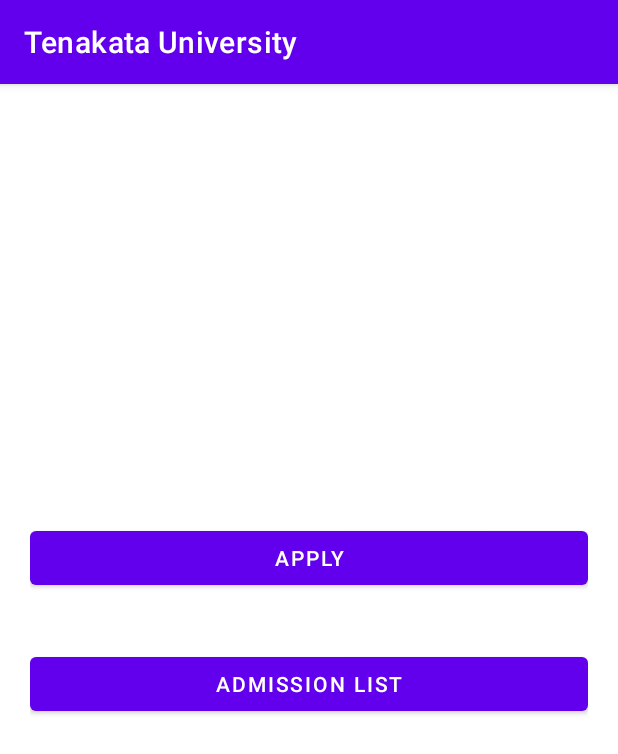
After one commit to Aleqi/TenakataUniversity, an Android app: the fragment Dashboard shown on its own in the app's theme, on a phone screen of 412 x 824 dp. The commit adds this screen. Shown: the top 754 px of the screen. Run offline under Robolectric (Android 15) with nearby library versions, the phone set to English and light mode, and no system bars; our stand-ins replace data binding.

Commit message:
Create the dashboard fragment

```diff
--- a/app/build.gradle
+++ b/app/build.gradle
@@ -32,6 +32,9 @@ dependencies {
     implementation 'androidx.appcompat:appcompat:1.2.0'
     implementation 'com.google.android.material:material:1.2.1'
     implementation 'androidx.constraintlayout:constraintlayout:2.0.4'
+    implementation 'androidx.legacy:legacy-support-v4:1.0.0'
+    implementation 'androidx.lifecycle:lifecycle-livedata-ktx:2.2.0'
+    implementation 'androidx.lifecycle:lifecycle-viewmodel-ktx:2.2.0'
     testImplementation 'junit:junit:4.+'
     androidTestImplementation 'androidx.test.ext:junit:1.1.2'
     androidTestImplementation 'androidx.test.espresso:espresso-core:3.3.0'
--- /dev/null
+++ b/app/src/main/java/com/tenakatauniversity/Dashboard.java
@@ -0,0 +1,25 @@
+package com.tenakatauniversity;
+
+import androidx.lifecycle.ViewModelProvider;
+
+import android.os.Bundle;
+
+import androidx.annotation.NonNull;
+import androidx.annotation.Nullable;
+import androidx.fragment.app.Fragment;
+
+import android.view.LayoutInflater;
+import android.view.View;
+import android.view.ViewGroup;
+
+public class Dashboard extends Fragment {
+
+    private DashboardViewModel mViewModel;
+
+    @Override
+    public View onCreateView(@NonNull LayoutInflater inflater, @Nullable ViewGroup container,
+                             @Nullable Bundle savedInstanceState) {
+        return inflater.inflate(R.layout.dashboard_fragment, container, false);
+    }
+
+}
--- /dev/null
+++ b/app/src/main/java/com/tenakatauniversity/DashboardViewModel.java
@@ -0,0 +1,7 @@
+package com.tenakatauniversity;
+
+import androidx.lifecycle.ViewModel;
+
+public class DashboardViewModel extends ViewModel {
+    // TODO: Implement the ViewModel
+}
--- a/app/src/main/res/layout/activity_main.xml
+++ b/app/src/main/res/layout/activity_main.xml
@@ -8,28 +8,4 @@
     android:layout_margin="20dp"
     >
 
-    <Button
-        android:id="@+id/bt_apply"
-        android:layout_height="wrap_content"
-        android:layout_width="0dp"
-        android:text="@string/apply"
-        app:layout_constraintStart_toStartOf="parent"
-        app:layout_constraintEnd_toEndOf="parent"
-        app:layout_constraintTop_toTopOf="parent"
-        app:layout_constraintBottom_toBottomOf="parent"
-        app:layout_constraintVertical_bias="0.4"
-        />
-
-    <Button
-        android:id="@+id/bt_admission_list"
-        android:layout_height="wrap_content"
-        android:layout_width="0dp"
-        android:text="@string/admission_list"
-        app:layout_constraintStart_toStartOf="parent"
-        app:layout_constraintEnd_toEndOf="parent"
-        app:layout_constraintTop_toBottomOf="@+id/bt_apply"
-        app:layout_constraintBottom_toBottomOf="parent"
-        app:layout_constraintVertical_bias="0.1"
-        />
-
 </androidx.constraintlayout.widget.ConstraintLayout>
--- /dev/null
+++ b/app/src/main/res/layout/dashboard_fragment.xml
@@ -0,0 +1,46 @@
+<?xml version="1.0" encoding="utf-8"?>
+<layout xmlns:android="http://schemas.android.com/apk/res/android"
+    xmlns:tools="http://schemas.android.com/tools"
+    xmlns:app="http://schemas.android.com/apk/res-auto"
+    tools:context=".Dashboard">
+
+    <data>
+
+        <variable
+            name="viewModel"
+            type="com.tenakatauniversity.DashboardViewModel" />
+    </data>
+
+    <androidx.constraintlayout.widget.ConstraintLayout
+        android:layout_width="match_parent"
+        android:layout_height="match_parent"
+        android:layout_margin="20dp"
+        >
+
+
+        <Button
+            android:id="@+id/bt_apply"
+            android:layout_height="wrap_content"
+            android:layout_width="0dp"
+            android:text="@string/apply"
+            app:layout_constraintStart_toStartOf="parent"
+            app:layout_constraintEnd_toEndOf="parent"
+            app:layout_constraintTop_toTopOf="parent"
+            app:layout_constraintBottom_toBottomOf="parent"
+            app:layout_constraintVertical_bias="0.4"
+            />
+
+        <Button
+            android:id="@+id/bt_admission_list"
+            android:layout_height="wrap_content"
+            android:layout_width="0dp"
+            android:text="@string/admission_list"
+            app:layout_constraintStart_toStartOf="parent"
+            app:layout_constraintEnd_toEndOf="parent"
+            app:layout_constraintTop_toBottomOf="@+id/bt_apply"
+            app:layout_constraintBottom_toBottomOf="parent"
+            app:layout_constraintVertical_bias="0.1"
+            />
+
+    </androidx.constraintlayout.widget.ConstraintLayout>
+</layout>
```
